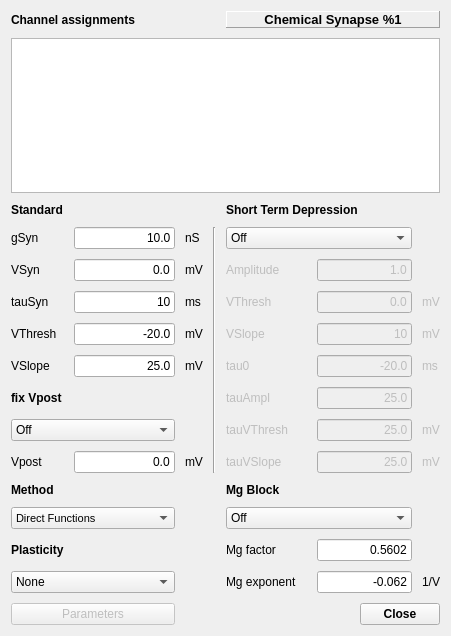
CompEphys-team/stdpc, file src/gui/ChemSynDlg.ui: the form before one commit.
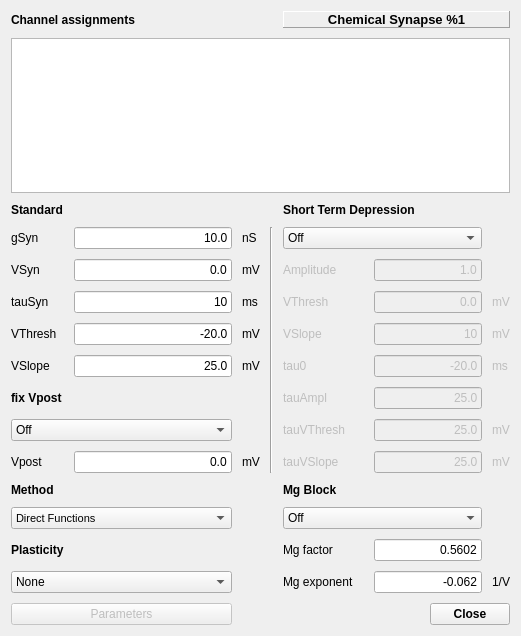
The form after the commit. Custom widgets are drawn as their Qt base class.

Commit message: Added numbered vertical headers to AssignmentWidget

```diff
--- a/src/gui/ChemSynDlg.ui
+++ b/src/gui/ChemSynDlg.ui
@@ -6,7 +6,7 @@
    <rect>
     <x>0</x>
     <y>0</y>
-    <width>451</width>
+    <width>521</width>
     <height>636</height>
    </rect>
   </property>
@@ -335,9 +335,6 @@
      <attribute name="horizontalHeaderStretchLastSection">
       <bool>true</bool>
      </attribute>
-     <attribute name="verticalHeaderVisible">
-      <bool>false</bool>
-     </attribute>
      <attribute name="verticalHeaderDefaultSectionSize">
       <number>25</number>
      </attribute>
```
The commit also changes 6 other files.
